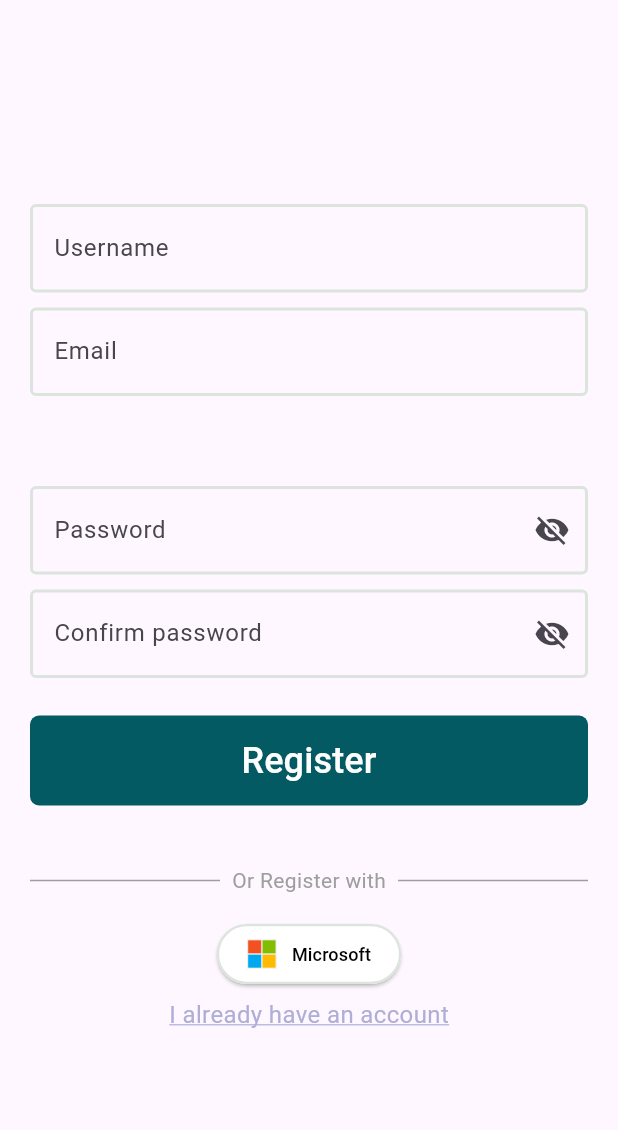
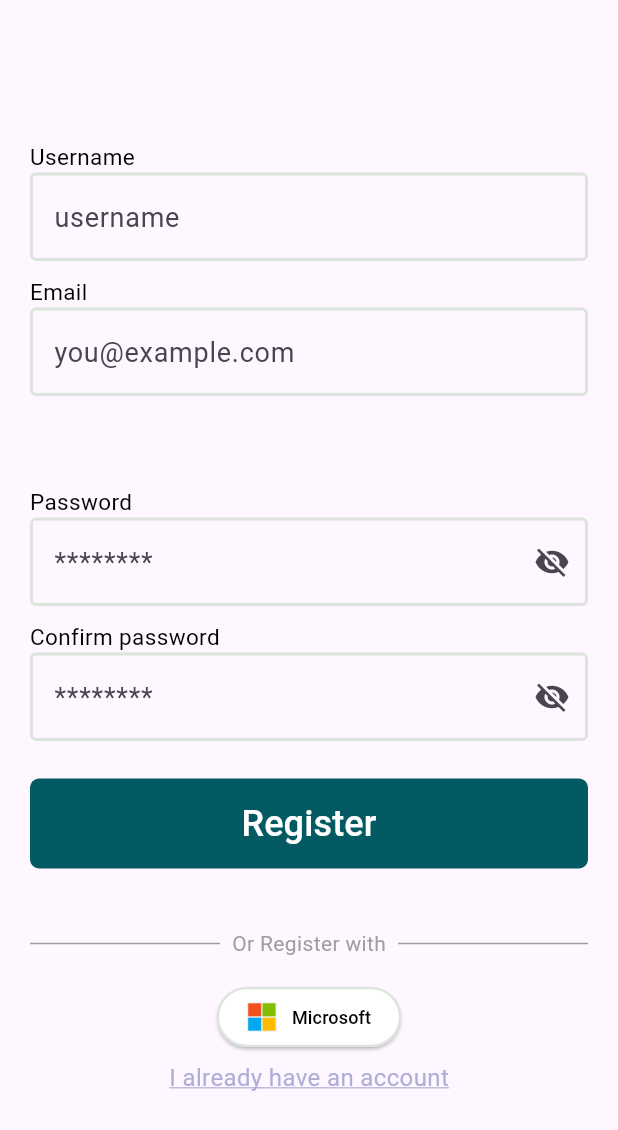
Before and after one commit to ASM-Studios/AREA, a Flutter app: the screen it shows after launch, after a tap on "Login", after a tap on "I don't have an account", on a phone screen of 412 x 824 dp. Shown: the top 1130 px of the screen. Run offline on Flutter 3.47's test engine with Material 3 defaults, Android fonts, the phone set to English and light mode, and no system bars; our stand-ins replace flutter_dotenv, flutter_secure_storage, go_router, google_sign_in; missing offline and left inert: aad_oauth, flutter_appauth, flutter_web_auth; Roboto replaces fonts that are missing (CoolveticaCondensed, MulishSemiBold).

Commit message:
feat(placeholders): added place holders for email, password and username fields

```diff
--- a/client_mobile/lib/pages/auth/login.dart
+++ b/client_mobile/lib/pages/auth/login.dart
@@ -7,6 +7,7 @@ import 'package:client_mobile/widgets/divider_with_text.dart';
 import 'package:client_mobile/widgets/form_field.dart';
 import 'package:client_mobile/widgets/password_form_field.dart';
 import 'package:client_mobile/widgets/sign_in_button.dart';
+import 'package:client_mobile/widgets/simple_text.dart';
 import 'package:flutter/material.dart';
 import 'package:flutter_appauth/flutter_appauth.dart';
 import 'package:go_router/go_router.dart';
@@ -60,10 +61,11 @@ class _LoginPageState extends State<LoginPage> {
           key: _formKey,
           child: SingleChildScrollView(
             child: Column(
-              // crossAxisAlignment: CrossAxisAlignment.start,
+              crossAxisAlignment: CrossAxisAlignment.start,
               children: [
+                const SimpleText("Email"),
                 AreaFormField(
-                  label: "Email",
+                  label: "you@example.com",
                   controller: emailController,
                   validator: (email) {
                     if (email == null || email.isEmpty) {
@@ -76,6 +78,7 @@ class _LoginPageState extends State<LoginPage> {
                   },
                 ),
                 const SizedBox(height: 50),
+                const SimpleText("Password"),
                 PasswordFormField(
                   controller: passwordController,
                   validator: (password) {
@@ -83,7 +86,7 @@ class _LoginPageState extends State<LoginPage> {
                       return "Please input your password.";
                     return (null);
                   },
-                  label: "Password",
+                  label: "********",
                 ),
                 const SizedBox(height: 15),
                 AreaButton(
@@ -106,13 +109,15 @@ class _LoginPageState extends State<LoginPage> {
                 const SizedBox(height: 40),
                 const DividerWithText(label: "Or Sign in with"),
                 const SizedBox(height: 15),
-                SignInButton(
+                Center(
+                  child: SignInButton(
                     onPressed: handleMicrosoftOAuth,
                     label: "Microsoft",
                     image: Image.asset(
                       "assets/images/microsoft.png",
                       width: 40,
                       height: 20,
+                    ),
                   ),
                 ),
                 const SizedBox(height: 5),
--- a/client_mobile/lib/pages/auth/register.dart
+++ b/client_mobile/lib/pages/auth/register.dart
@@ -7,6 +7,7 @@ import 'package:client_mobile/widgets/divider_with_text.dart';
 import 'package:client_mobile/widgets/form_field.dart';
 import 'package:client_mobile/widgets/password_form_field.dart';
 import 'package:client_mobile/widgets/sign_in_button.dart';
+import 'package:client_mobile/widgets/simple_text.dart';
 import 'package:flutter/material.dart';
 import 'package:flutter_appauth/flutter_appauth.dart';
 import 'package:go_router/go_router.dart';
@@ -64,16 +65,18 @@ class _RegisterPageState extends State<RegisterPage> {
               mainAxisAlignment: MainAxisAlignment.center,
               crossAxisAlignment: CrossAxisAlignment.start,
               children: [
+                SimpleText("Username"),
                 AreaFormField(
-                    label: "Username",
+                    label: "username",
                     controller: userController,
                     validator: (user) {
                       if (user == null || user.isEmpty)
                         return "Please input your username.";
                       return (null);
                     }),
+                SimpleText("Email"),
                 AreaFormField(
-                  label: "Email",
+                  label: "you@example.com",
                   controller: emailController,
                   validator: (email) {
                     if (email == null || email.isEmpty) {
@@ -86,8 +89,9 @@ class _RegisterPageState extends State<RegisterPage> {
                   },
                 ),
                 const SizedBox(height: 50),
+                SimpleText("Password"),
                 PasswordFormField(
-                  label: "Password",
+                  label: "********",
                   controller: passwordController,
                   validator: (password) {
                     if (password == null || password.isEmpty) {
@@ -98,8 +102,9 @@ class _RegisterPageState extends State<RegisterPage> {
                     return (null);
                   },
                 ),
+                SimpleText("Confirm password"),
                 PasswordFormField(
-                  label: "Confirm password",
+                  label: "********",
                   controller: confirmPasswordController,
                   validator: (password) {
                     if (password != passwordController.text)
@@ -126,8 +131,7 @@ class _RegisterPageState extends State<RegisterPage> {
                           }
                         }
                       },
-                  color: const Color(0XFF035a63)
-                  ),
+                      color: const Color(0XFF035a63)),
                 ),
                 const SizedBox(height: 40),
                 const DividerWithText(label: "Or Register with"),
--- a/client_mobile/lib/widgets/form_field.dart
+++ b/client_mobile/lib/widgets/form_field.dart
@@ -48,7 +48,7 @@ class AreaFormField extends StatelessWidget {
           color: Theme.of(context).colorScheme.onSurface,
         ),
         decoration: InputDecoration(
-          labelText: label, // Placeholder text
+          hintText: label, // Placeholder text
           border: const OutlineInputBorder(),
           enabledBorder: const OutlineInputBorder(
             borderSide: BorderSide(
```
Lines whose indentation alone changed are shown as unchanged.
